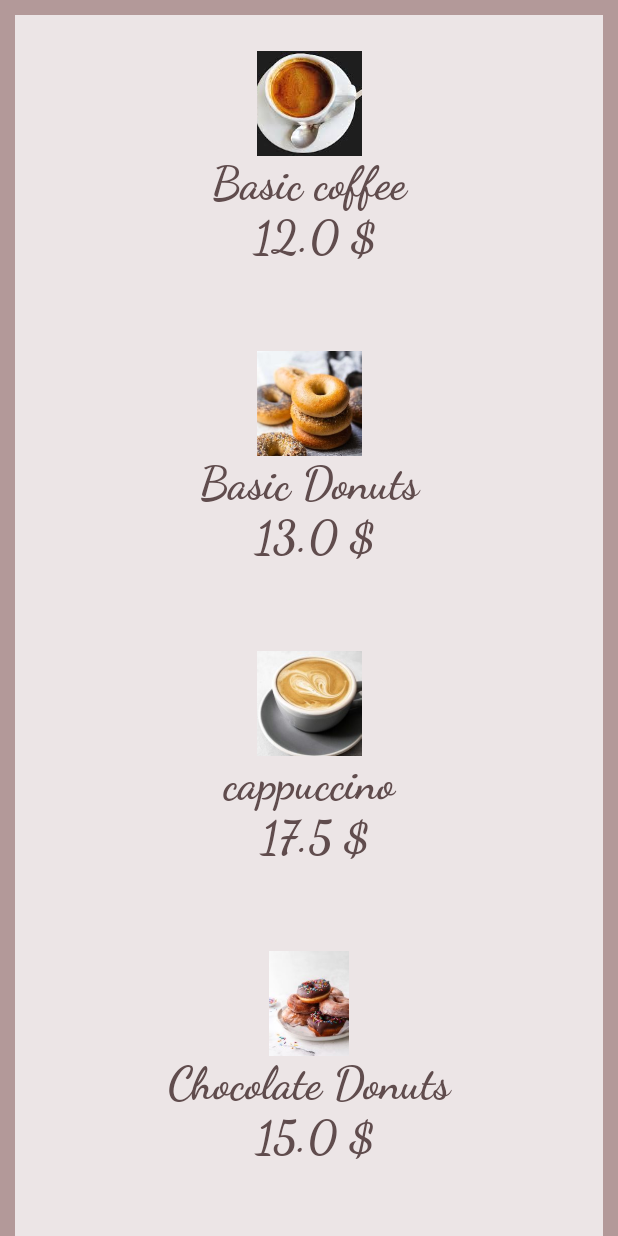
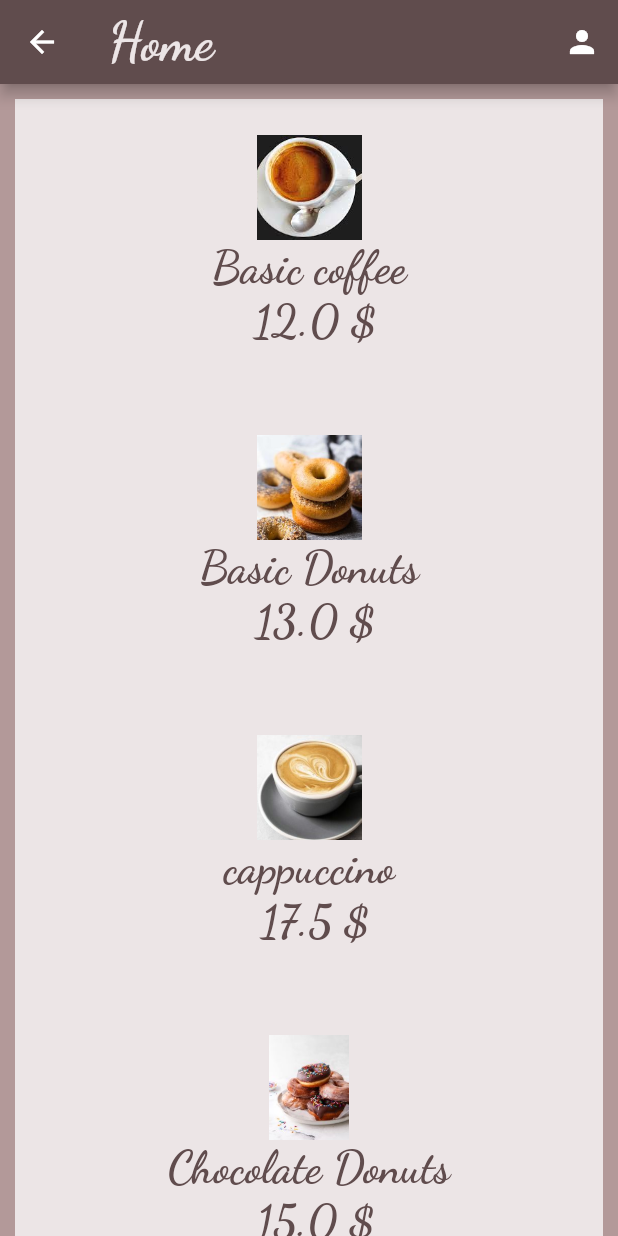
Before and after one commit to mariammahmoud18/CoffeeShop, a Flutter app: the HomeScreen screen opened by its route, on a phone screen of 412 x 824 dp. Run offline on Flutter 3.47's test engine with Material 2 defaults, Android fonts, the phone set to English and light mode, and no system bars; our stand-ins replace animated_splash_screen, firebase_auth, firebase_core, google_fonts, google_sign_in; missing offline and left inert: gender_picker; accounts and stored records are empty.

Commit message:
Update HomeScreen.dart

```diff
--- a/lib/Screens/HomeScreen.dart
+++ b/lib/Screens/HomeScreen.dart
@@ -1,21 +1,48 @@
 import 'package:coffee_shop/Properities/Building%20functions.dart';
 import 'package:coffee_shop/Properities/Constants.dart';
 import 'package:coffee_shop/Properities/Products.dart';
+import 'package:coffee_shop/widgets/google_sign_in_button.dart';
 import 'package:flutter/cupertino.dart';
 import 'package:flutter/material.dart';
+import 'package:google_fonts/google_fonts.dart';
 
-class HomeScreen extends StatelessWidget
-{
-  static String routeName='HomeScreen';
+class HomeScreen extends StatefulWidget {
+  static String routeName = 'HomeScreen';
+
+  @override
+  _HomeScreenState createState() => _HomeScreenState();
+}
+
+class _HomeScreenState extends State<HomeScreen> {
   @override
   Widget build(BuildContext context) {
-   return SafeArea(
-     child: Scaffold(
-       backgroundColor:darkPink,
+    return SafeArea(
+        child: Scaffold(
+      backgroundColor: darkPink,
+      appBar: AppBar(
+        title: Text('Home',style: GoogleFonts.dancingScript(
+            textStyle: TextStyle(color: offWhiteColor),
+            fontSize: 35,
+            fontWeight: FontWeight.bold),),
+        backgroundColor: darkNodeColor,
+        actions: <Widget>[
+          IconButton(
+            icon: Icon(
+              Icons.person,
+              color: Colors.white,
+            ),
+            onPressed: () {
+              Navigator.pushNamed(
+                  context, "coffee_shop/Screens/user_info_screen.dart",
+                  arguments: user2);
+            },
+          )
+        ],
+      ),
       body: ListView.builder(
-        addRepaintBoundaries : true,
-        scrollDirection: Axis.vertical,
-        padding: EdgeInsets.all(10),
+          addRepaintBoundaries: true,
+          scrollDirection: Axis.vertical,
+          padding: EdgeInsets.all(10),
           itemCount: products.length,
           itemBuilder: (context, index) {
             return displayProductsItems(
```
